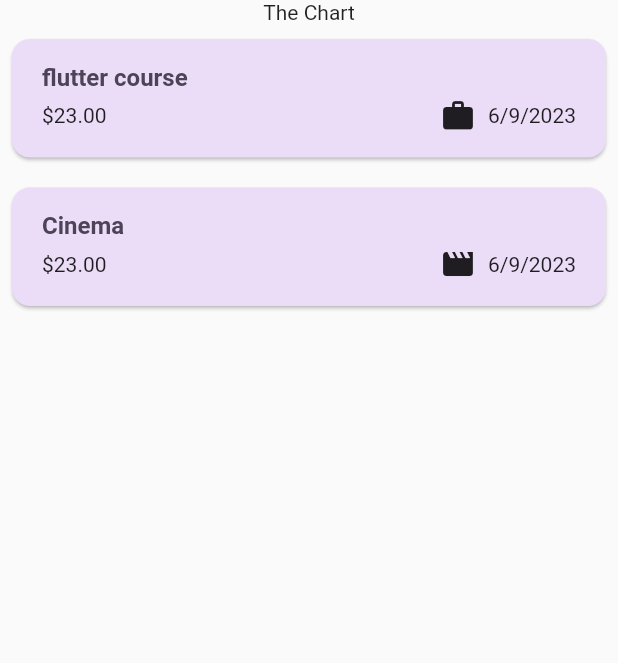
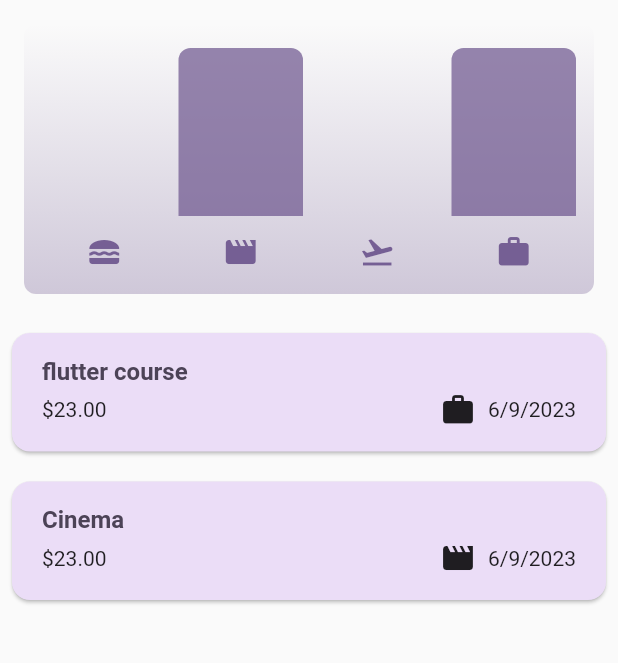
Before and after one commit to apoorvtechh/expense_data_app, a Flutter app: the screen it shows after launch, on a phone screen of 412 x 824 dp, the part 84-747 px from its top. Run offline on Flutter 3.47's test engine with Material 2 defaults, Android fonts, the phone set to English and light mode, and no system bars.

Commit message:
Added chart for visual representation of expenses

```diff
--- a/lib/main.dart
+++ b/lib/main.dart
@@ -2,12 +2,27 @@ import 'package:flutter/material.dart';
 import 'package:expense_tracker/widgets/expenses.dart';
 
 var kColorScheme = ColorScheme.fromSeed(
-  seedColor: Color.fromARGB(255, 87, 51, 138),
+  seedColor: const Color.fromARGB(255, 87, 51, 138),
 );
-
+var kDarkColorScheme = ColorScheme.fromSeed(
+  brightness: Brightness.dark,
+  seedColor: const Color.fromARGB(255, 5, 99, 125),
+);
 void main() {
   runApp(
     MaterialApp(
+      darkTheme: ThemeData.dark().copyWith(
+        useMaterial3: true,
+        colorScheme: kDarkColorScheme,
+        cardTheme: const CardTheme().copyWith(
+          color: kDarkColorScheme.secondaryContainer,
+          margin: const EdgeInsets.symmetric(vertical: 10, horizontal: 8),
+        ),
+        elevatedButtonTheme: ElevatedButtonThemeData(
+          style: ElevatedButton.styleFrom(
+              backgroundColor: kDarkColorScheme.primaryContainer),
+        ),
+      ),
       theme: ThemeData().copyWith(
         useMaterial3: true,
         colorScheme: kColorScheme,
@@ -19,13 +34,19 @@ void main() {
           color: kColorScheme.secondaryContainer,
           margin: const EdgeInsets.symmetric(vertical: 10, horizontal: 8),
         ),
+        elevatedButtonTheme: ElevatedButtonThemeData(
+          style: ElevatedButton.styleFrom(
+              backgroundColor: kColorScheme.primaryContainer),
+        ),
         textTheme: ThemeData().textTheme.copyWith(
               titleLarge: TextStyle(
                 fontWeight: FontWeight.bold,
                 color: kColorScheme.onSecondaryContainer,
                 fontSize: 16,
               ),
-              )),
+            ),
+      ),
+      themeMode: ThemeMode.light,
       home: const Expenses(),
     ),
   );
--- a/lib/models/expense.dart
+++ b/lib/models/expense.dart
@@ -1,7 +1,8 @@
 import 'package:flutter/material.dart';
 import 'package:uuid/uuid.dart';
 import 'package:intl/intl.dart';
-final formatter=DateFormat.yMd();
+
+final formatter = DateFormat.yMd();
 
 const uuid = Uuid();
 
@@ -27,8 +28,26 @@ class Expense {
   final double amount;
   final DateTime date;
   final Category category;
-  String get formattedDate{
+  String get formattedDate {
     return formatter.format(date);
-
   }
 }
+
+class ExpenseBucket {
+  const ExpenseBucket({required this.category, required this.expenses});
+  final Category category;
+  final List<Expense> expenses;
+
+  ExpenseBucket.forCategory(List<Expense> allExpenses, this.category)
+      : expenses = allExpenses
+            .where((expense) => expense.category == category)
+            .toList();
+
+  double get totalExpenses {
+    double sum = 0;
+    for (final expense in expenses) {
+      sum += expense.amount;
+    }
+    return sum;
+  }
+}
--- /dev/null
+++ b/lib/widgets/chart/chart.dart
@@ -0,0 +1,95 @@
+import 'package:flutter/material.dart';
+
+import 'package:expense_tracker/widgets/chart/chart_bar.dart';
+import 'package:expense_tracker/models/expense.dart';
+
+class Chart extends StatelessWidget {
+  const Chart({super.key, required this.expenses});
+
+  final List<Expense> expenses;
+
+  List<ExpenseBucket> get buckets {
+    return [
+      ExpenseBucket.forCategory(expenses, Category.food),
+      ExpenseBucket.forCategory(expenses, Category.leisure),
+      ExpenseBucket.forCategory(expenses, Category.travel),
+      ExpenseBucket.forCategory(expenses, Category.work),
+    ];
+  }
+
+  double get maxTotalExpense {
+    double maxTotalExpense = 0;
+
+    for (final bucket in buckets) {
+      if (bucket.totalExpenses > maxTotalExpense) {
+        maxTotalExpense = bucket.totalExpenses;
+      }
+    }
+
+    return maxTotalExpense;
+  }
+
+  @override
+  Widget build(BuildContext context) {
+    final isDarkMode =
+        MediaQuery.of(context).platformBrightness == Brightness.dark;
+    return Container(
+      margin: const EdgeInsets.all(16),
+      padding: const EdgeInsets.symmetric(
+        vertical: 16,
+        horizontal: 8,
+      ),
+      width: double.infinity,
+      height: 180,
+      decoration: BoxDecoration(
+        borderRadius: BorderRadius.circular(8),
+        gradient: LinearGradient(
+          colors: [
+            Theme.of(context).colorScheme.primary.withOpacity(0.3),
+            Theme.of(context).colorScheme.primary.withOpacity(0.0)
+          ],
+          begin: Alignment.bottomCenter,
+          end: Alignment.topCenter,
+        ),
+      ),
+      child: Column(
+        children: [
+          Expanded(
+            child: Row(
+              crossAxisAlignment: CrossAxisAlignment.end,
+              children: [
+                for (final bucket in buckets) // alternative to map()
+                  ChartBar(
+                    fill: bucket.totalExpenses == 0
+                        ? 0
+                        : bucket.totalExpenses / maxTotalExpense,
+                  )
+              ],
+            ),
+          ),
+          const SizedBox(height: 12),
+          Row(
+            children: buckets
+                .map(
+                  (bucket) => Expanded(
+                    child: Padding(
+                      padding: const EdgeInsets.symmetric(horizontal: 4),
+                      child: Icon(
+                        categoryIcons[bucket.category],
+                        color: isDarkMode
+                            ? Theme.of(context).colorScheme.secondary
+                            : Theme.of(context)
+                                .colorScheme
+                                .primary
+                                .withOpacity(0.9),
+                      ),
+                    ),
+                  ),
+                )
+                .toList(),
+          )
+        ],
+      ),
+    );
+  }
+}
--- /dev/null
+++ b/lib/widgets/chart/chart_bar.dart
@@ -0,0 +1,34 @@
+import 'package:flutter/material.dart';
+
+class ChartBar extends StatelessWidget {
+  const ChartBar({
+    super.key,
+    required this.fill,
+  });
+
+  final double fill;
+
+  @override
+  Widget build(BuildContext context) {
+    final isDarkMode =
+        MediaQuery.of(context).platformBrightness == Brightness.dark;
+    return Expanded(
+      child: Padding(
+        padding: const EdgeInsets.symmetric(horizontal: 4),
+        child: FractionallySizedBox(
+          heightFactor: fill,
+          child: DecoratedBox(
+            decoration: BoxDecoration(
+              shape: BoxShape.rectangle,
+              borderRadius:
+                  const BorderRadius.vertical(top: Radius.circular(8)),
+              color: isDarkMode
+                  ? Theme.of(context).colorScheme.secondary
+                  : Theme.of(context).colorScheme.primary.withOpacity(0.7),
+            ),
+          ),
+        ),
+      ),
+    );
+  }
+}
--- a/lib/widgets/expenses.dart
+++ b/lib/widgets/expenses.dart
@@ -1,4 +1,5 @@
 import 'package:expense_tracker/models/expense.dart';
+import 'package:expense_tracker/widgets/chart/chart.dart';
 import 'package:expense_tracker/widgets/expenses_list/expenses_list.dart';
 import 'package:expense_tracker/widgets/expenses_list/new_expense.dart';
 import 'package:flutter/material.dart';
@@ -12,7 +13,7 @@ class Expenses extends StatefulWidget {
 }
 
 class _ExpensesState extends State<Expenses> {
-  final List<Expense> _registeredExpenses = [
+   List<Expense> _registeredExpenses = [
     Expense(
         title: 'flutter course',
         amount: 23,
@@ -91,7 +92,7 @@ class _ExpensesState extends State<Expenses> {
       ),
       body: Column(
         children: [
-          const Text('The Chart'),
+          Chart(expenses: _registeredExpenses),
           Expanded(
             child: mainContent,
           ),
--- a/lib/widgets/expenses_list/expenses_list.dart
+++ b/lib/widgets/expenses_list/expenses_list.dart
@@ -15,6 +15,8 @@ class ExpensesList extends StatelessWidget {
     return ListView.builder(
       itemCount: expenses.length,
       itemBuilder: (ctx, index) => Dismissible(
+        background: Container(color: const Color.fromARGB(255, 224, 142, 142),
+        margin:EdgeInsets.symmetric(horizontal: Theme.of(context).cardTheme.margin!.horizontal,),),
         key: ValueKey(
           expenses[index],
         ),
```
Lines whose indentation alone changed are shown as unchanged.
